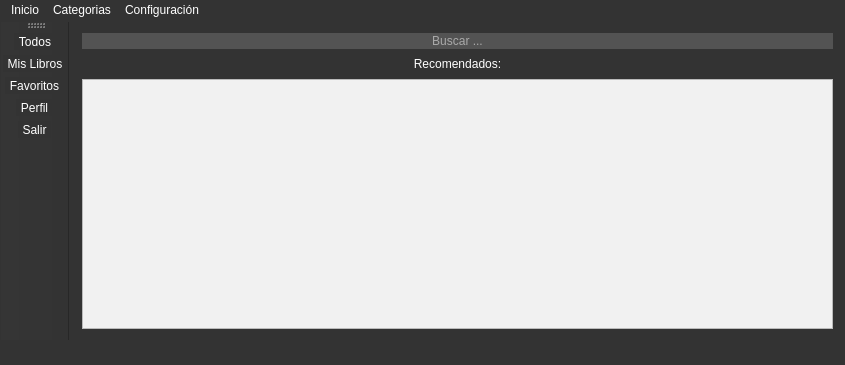
The window that mainwindow.ui (FenixAlive/MiLibreria) describes before a commit, drawn with Qt 5.
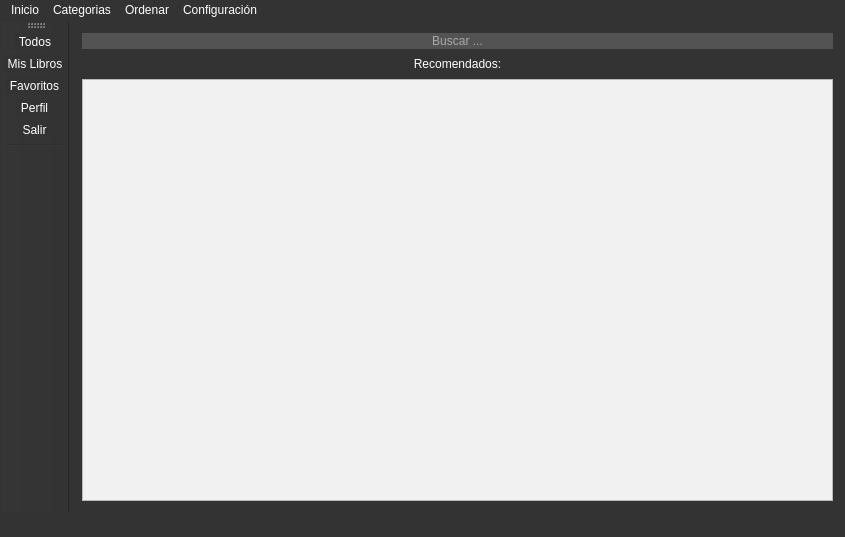
The same window after the commit. Icons and pictures are not drawn.

Commit message: agregué opción de ordenar libros, faltan iconos

Patch:
```diff
--- a/mainwindow.ui
+++ b/mainwindow.ui
@@ -7,7 +7,7 @@
     <x>0</x>
     <y>0</y>
     <width>813</width>
-    <height>365</height>
+    <height>537</height>
    </rect>
   </property>
   <property name="windowTitle">
@@ -147,8 +147,19 @@
     <addaction name="separator"/>
     <addaction name="actionAcerca_De"/>
    </widget>
+   <widget class="QMenu" name="menuOrdenar">
+    <property name="title">
+     <string>Ordenar</string>
+    </property>
+    <addaction name="actionOrderTitulo"/>
+    <addaction name="actionOrderAutor"/>
+    <addaction name="actionOrderAnio"/>
+    <addaction name="actionOrderEditorial"/>
+    <addaction name="actionOrderCategoria"/>
+   </widget>
    <addaction name="menuInicio"/>
    <addaction name="menuCategorias"/>
+   <addaction name="menuOrdenar"/>
    <addaction name="menuConfiguraci_n"/>
   </widget>
   <widget class="QToolBar" name="mainToolBar">
@@ -163,6 +174,7 @@
    <addaction name="actionFavoritos"/>
    <addaction name="actionPerfil"/>
    <addaction name="actionSalir"/>
+   <addaction name="separator"/>
   </widget>
   <widget class="QStatusBar" name="statusBar"/>
   <action name="actionFavoritos">
```
Left out of the diff: 40 changed lines with no effect on the pictures. The commit also changes 13 other files.
